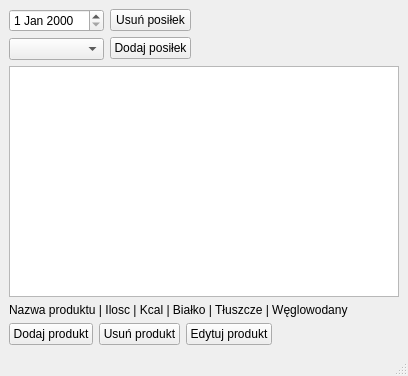
The window that FitBulliq/mainwindow.ui (kmbrzoza/FitBulliq) describes before a commit, drawn with Qt 5.
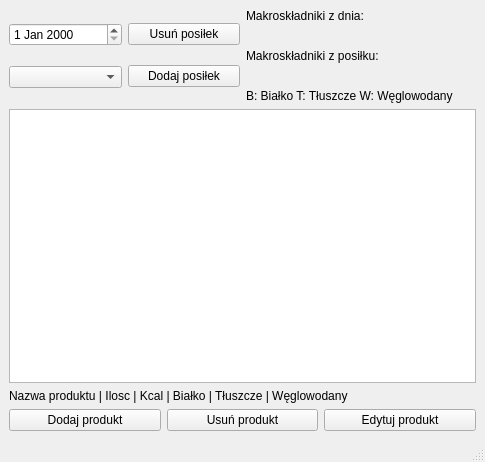
The same window after the commit.

Patch:
```diff
--- a/FitBulliq/mainwindow.ui
+++ b/FitBulliq/mainwindow.ui
@@ -6,10 +6,22 @@
    <rect>
     <x>0</x>
     <y>0</y>
-    <width>408</width>
-    <height>376</height>
+    <width>485</width>
+    <height>462</height>
    </rect>
   </property>
+  <property name="minimumSize">
+   <size>
+    <width>485</width>
+    <height>462</height>
+   </size>
+  </property>
+  <property name="maximumSize">
+   <size>
+    <width>485</width>
+    <height>462</height>
+   </size>
+  </property>
   <property name="font">
    <font>
     <pointsize>9</pointsize>
@@ -19,7 +31,7 @@
    <string>MainWindow</string>
   </property>
   <widget class="QWidget" name="centralwidget">
-   <layout class="QFormLayout" name="formLayout">
+   <layout class="QGridLayout" name="gridLayout">
     <item row="0" column="0">
      <layout class="QHBoxLayout" name="horizontalLayout">
       <item>
@@ -59,7 +71,70 @@
       </item>
      </layout>
     </item>
-    <item row="3" column="0">
+    <item row="0" column="1">
+     <layout class="QVBoxLayout" name="verticalLayout_5">
+      <item>
+       <layout class="QVBoxLayout" name="verticalLayout_4">
+        <item>
+         <widget class="QLabel" name="label_2">
+          <property name="text">
+           <string>Makroskładniki z dnia:</string>
+          </property>
+         </widget>
+        </item>
+        <item>
+         <widget class="QLabel" name="dayMacrolabel">
+          <property name="text">
+           <string/>
+          </property>
+         </widget>
+        </item>
+       </layout>
+      </item>
+      <item>
+       <layout class="QVBoxLayout" name="verticalLayout_3">
+        <item>
+         <widget class="QLabel" name="label_3">
+          <property name="text">
+           <string>Makroskładniki z posiłku:</string>
+          </property>
+         </widget>
+        </item>
+        <item>
+         <widget class="QLabel" name="mealMacrolabel">
+          <property name="text">
+           <string/>
+          </property>
+         </widget>
+        </item>
+        <item>
+         <widget class="QLabel" name="label_4">
+          <property name="text">
+           <string>B: Białko T: Tłuszcze W: Węglowodany</string>
+          </property>
+          <property name="textFormat">
+           <enum>Qt::AutoText</enum>
+          </property>
+          <property name="scaledContents">
+           <bool>false</bool>
+          </property>
+         </widget>
+        </item>
+       </layout>
+      </item>
+     </layout>
+    </item>
+    <item row="1" column="0" colspan="2">
+     <widget class="QListWidget" name="listWidget"/>
+    </item>
+    <item row="2" column="0" colspan="2">
+     <widget class="QLabel" name="label">
+      <property name="text">
+       <string>Nazwa produktu | Ilosc | Kcal | Białko | Tłuszcze | Węglowodany</string>
+      </property>
+     </widget>
+    </item>
+    <item row="3" column="0" colspan="2">
      <layout class="QHBoxLayout" name="horizontalLayout_3">
       <item>
        <widget class="QPushButton" name="AddProductButton">
@@ -84,16 +159,6 @@
       </item>
      </layout>
     </item>
-    <item row="2" column="0">
-     <widget class="QLabel" name="label">
-      <property name="text">
-       <string>Nazwa produktu | Ilosc | Kcal | Białko | Tłuszcze | Węglowodany</string>
-      </property>
-     </widget>
-    </item>
-    <item row="1" column="0" colspan="2">
-     <widget class="QListWidget" name="listWidget"/>
-    </item>
    </layout>
   </widget>
   <widget class="QMenuBar" name="menubar">
```
Left out of the diff: 4 changed lines with no effect on the pictures.
